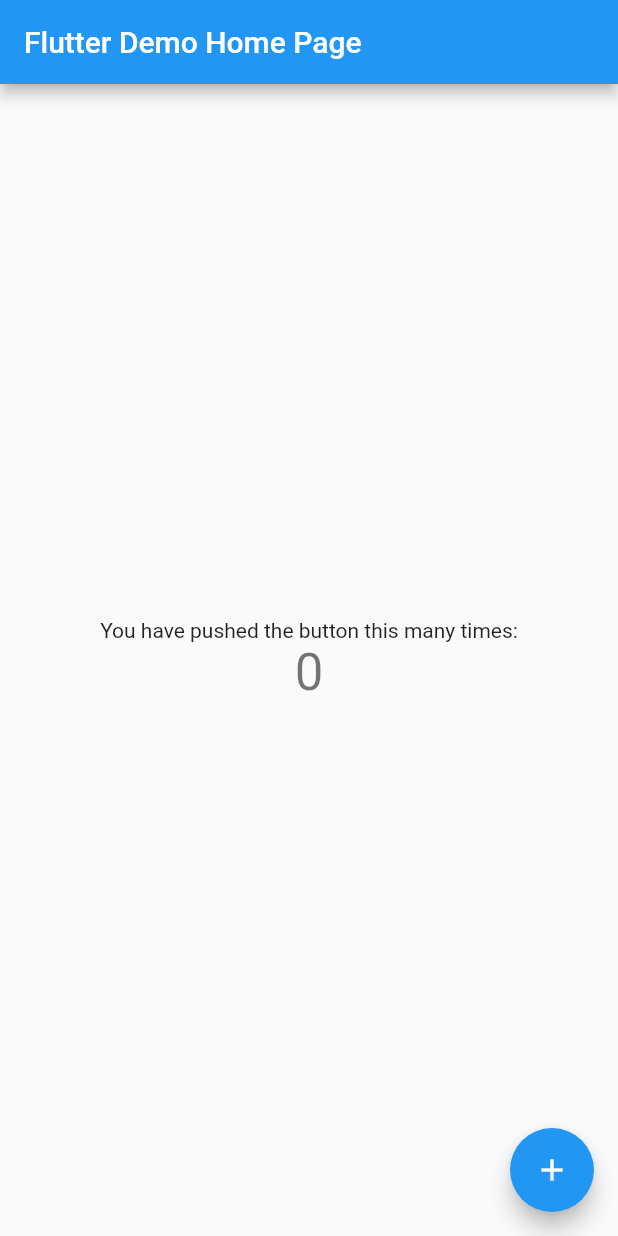
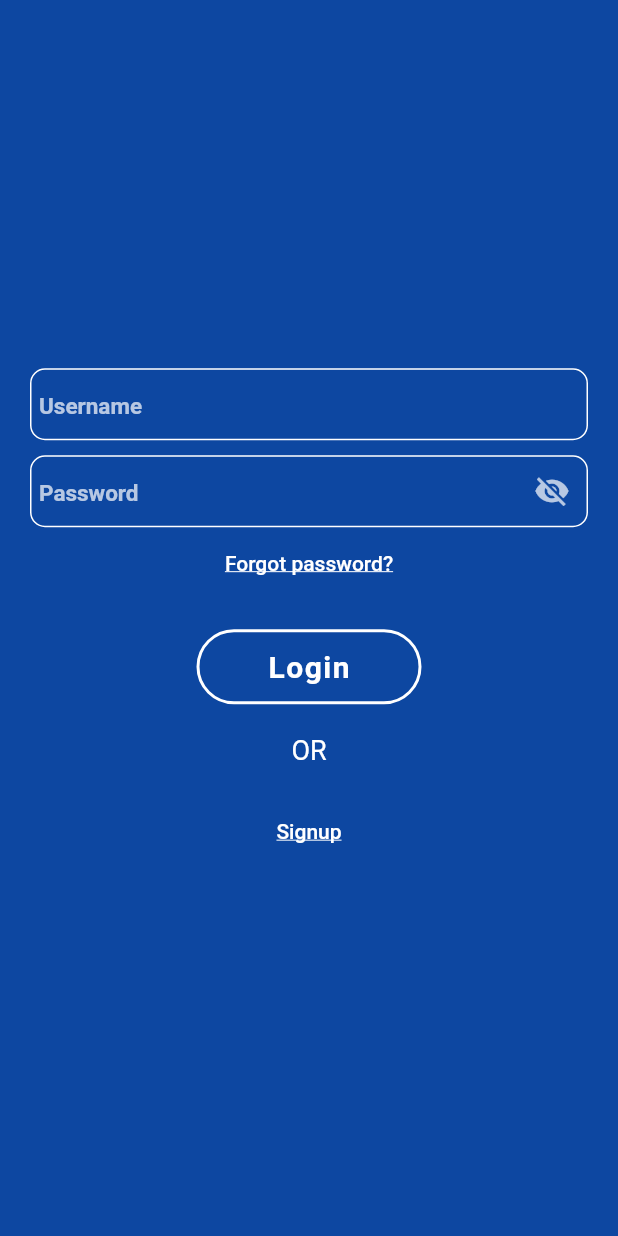
Before and after one commit to dev-vickie/flutter-node-jwt, a Flutter app: the screen it shows after launch, on a phone screen of 412 x 824 dp. Run offline on Flutter 3.47's test engine with Material 2 defaults, Android fonts, the phone set to English and light mode, and no system bars; drawn by our look-alikes of snippet_coder_utils.

Commit message:
Create simple UI

```diff
--- a/lib/main.dart
+++ b/lib/main.dart
@@ -1,4 +1,6 @@
 import 'package:flutter/material.dart';
+import 'package:flutter_node_jwt/pages/login_page.dart';
+import 'package:flutter_node_jwt/pages/register_page.dart';
 
 void main() {
   runApp(const MyApp());
@@ -11,105 +13,13 @@ class MyApp extends StatelessWidget {
   @override
   Widget build(BuildContext context) {
     return MaterialApp(
-      title: 'Flutter Demo',
       theme: ThemeData(
-        // This is the theme of your application.
-        //
-        // Try running your application with "flutter run". You'll see the
-        // application has a blue toolbar. Then, without quitting the app, try
-        // changing the primarySwatch below to Colors.green and then invoke
-        // "hot reload" (press "r" in the console where you ran "flutter run",
-        // or simply save your changes to "hot reload" in a Flutter IDE).
-        // Notice that the counter didn't reset back to zero; the application
-        // is not restarted.
         primarySwatch: Colors.blue,
       ),
-      home: const MyHomePage(title: 'Flutter Demo Home Page'),
+      routes: {
+        "/": (context) => const LoginPage(),
+        "/register": (context) => const RegisterPage(),
+      },
     );
   }
 }
-
-class MyHomePage extends StatefulWidget {
-  const MyHomePage({super.key, required this.title});
-
-  // This widget is the home page of your application. It is stateful, meaning
-  // that it has a State object (defined below) that contains fields that affect
-  // how it looks.
-
-  // This class is the configuration for the state. It holds the values (in this
-  // case the title) provided by the parent (in this case the App widget) and
-  // used by the build method of the State. Fields in a Widget subclass are
-  // always marked "final".
-
-  final String title;
-
-  @override
-  State<MyHomePage> createState() => _MyHomePageState();
-}
-
-class _MyHomePageState extends State<MyHomePage> {
-  int _counter = 0;
-
-  void _incrementCounter() {
-    setState(() {
-      // This call to setState tells the Flutter framework that something has
-      // changed in this State, which causes it to rerun the build method below
-      // so that the display can reflect the updated values. If we changed
-      // _counter without calling setState(), then the build method would not be
-      // called again, and so nothing would appear to happen.
-      _counter++;
-    });
-  }
-
-  @override
-  Widget build(BuildContext context) {
-    // This method is rerun every time setState is called, for instance as done
-    // by the _incrementCounter method above.
-    //
-    // The Flutter framework has been optimized to make rerunning build methods
-    // fast, so that you can just rebuild anything that needs updating rather
-    // than having to individually change instances of widgets.
-    return Scaffold(
-      appBar: AppBar(
-        // Here we take the value from the MyHomePage object that was created by
-        // the App.build method, and use it to set our appbar title.
-        title: Text(widget.title),
-      ),
-      body: Center(
-        // Center is a layout widget. It takes a single child and positions it
-        // in the middle of the parent.
-        child: Column(
-          // Column is also a layout widget. It takes a list of children and
-          // arranges them vertically. By default, it sizes itself to fit its
-          // children horizontally, and tries to be as tall as its parent.
-          //
-          // Invoke "debug painting" (press "p" in the console, choose the
-          // "Toggle Debug Paint" action from the Flutter Inspector in Android
-          // Studio, or the "Toggle Debug Paint" command in Visual Studio Code)
-          // to see the wireframe for each widget.
-          //
-          // Column has various properties to control how it sizes itself and
-          // how it positions its children. Here we use mainAxisAlignment to
-          // center the children vertically; the main axis here is the vertical
-          // axis because Columns are vertical (the cross axis would be
-          // horizontal).
-          mainAxisAlignment: MainAxisAlignment.center,
-          children: <Widget>[
-            const Text(
-              'You have pushed the button this many times:',
-            ),
-            Text(
-              '$_counter',
-              style: Theme.of(context).textTheme.headlineMedium,
-            ),
-          ],
-        ),
-      ),
-      floatingActionButton: FloatingActionButton(
-        onPressed: _incrementCounter,
-        tooltip: 'Increment',
-        child: const Icon(Icons.add),
-      ), // This trailing comma makes auto-formatting nicer for build methods.
-    );
-  }
-}
--- /dev/null
+++ b/lib/pages/login_page.dart
@@ -0,0 +1,146 @@
+import 'package:flutter/material.dart';
+import 'package:snippet_coder_utils/FormHelper.dart';
+import 'package:snippet_coder_utils/ProgressHUD.dart';
+
+class LoginPage extends StatefulWidget {
+  const LoginPage({super.key});
+
+  @override
+  State<LoginPage> createState() => _LoginPageState();
+}
+
+class _LoginPageState extends State<LoginPage> {
+  bool isApiProcessing = false;
+  bool hidePassword = true;
+  String? username;
+  String? password;
+  GlobalKey<FormState> globalFormKey = GlobalKey<FormState>();
+
+  @override
+  Widget build(BuildContext context) {
+    return SafeArea(
+      child: Scaffold(
+        backgroundColor: Colors.blue[900],
+        body: Center(
+          child: ProgressHUD(
+            key: UniqueKey(),
+            inAsyncCall: isApiProcessing,
+            child: Form(
+              key: globalFormKey,
+              child: buildLogin(context),
+            ),
+          ),
+        ),
+      ),
+    );
+  }
+
+  Widget buildLogin(BuildContext context) {
+    return SingleChildScrollView(
+      child: Column(
+        mainAxisAlignment: MainAxisAlignment.center,
+        crossAxisAlignment: CrossAxisAlignment.center,
+        children: [
+          FormHelper.inputFieldWidget(
+            context,
+            "username",
+            "Username",
+            (onValidate) {
+              if (onValidate.isEmpty) {
+                return "Username can't be empty";
+              }
+              return null;
+            },
+            (onSavedValue) {
+              username = onSavedValue;
+            },
+            prefixIcon: const Icon(Icons.person),
+            borderFocusColor: Colors.white,
+            prefixIconColor: Colors.white,
+            textColor: Colors.white,
+            borderColor: Colors.white,
+            hintColor: Colors.white.withOpacity(0.7),
+            borderRadius: 10,
+          ),
+          const SizedBox(height: 10),
+          FormHelper.inputFieldWidget(
+            context,
+            "password",
+            "Password",
+            (onValidate) {
+              if (onValidate.isEmpty) {
+                return "Password can't be empty";
+              }
+              return null;
+            },
+            (onSavedValue) {
+              password = onSavedValue;
+            },
+            prefixIcon: const Icon(Icons.person),
+            borderFocusColor: Colors.white,
+            prefixIconColor: Colors.white,
+            textColor: Colors.white,
+            borderColor: Colors.white,
+            hintColor: Colors.white.withOpacity(0.7),
+            borderRadius: 10,
+            obscureText: hidePassword,
+            suffixIcon: IconButton(
+              onPressed: () {
+                setState(() {
+                  hidePassword = !hidePassword;
+                });
+              },
+              icon: Icon(
+                hidePassword ? Icons.visibility_off : Icons.visibility,
+              ),
+              color: Colors.white.withOpacity(0.7),
+            ),
+          ),
+          TextButton(
+            onPressed: () {},
+            child: const Center(
+              child: Text(
+                "Forgot password?",
+                style: TextStyle(
+                  color: Colors.white,
+                  decoration: TextDecoration.underline,
+                ),
+              ),
+            ),
+          ),
+          const SizedBox(height: 20),
+          FormHelper.submitButton(
+            "Login",
+            () {},
+            btnColor: Colors.blue[900]!,
+            borderColor: Colors.white,
+            txtColor: Colors.white,
+          ),
+          const SizedBox(height: 20),
+          const Text(
+            "OR",
+            style: TextStyle(
+              color: Colors.white,
+              fontSize: 18,
+            ),
+          ),
+          const SizedBox(height: 20),
+          TextButton(
+            onPressed: () {
+              Navigator.pushNamed(context, '/register');
+            },
+            child: const Center(
+              child: Text(
+                "Signup",
+                style: TextStyle(
+                  color: Colors.white,
+                  decoration: TextDecoration.underline,
+                ),
+              ),
+            ),
+          ),
+        ],
+      ),
+    );
+  }
+}
```
Also changed, not shown: lib/pages/register_page.dart (added, +156 -0 lines).
